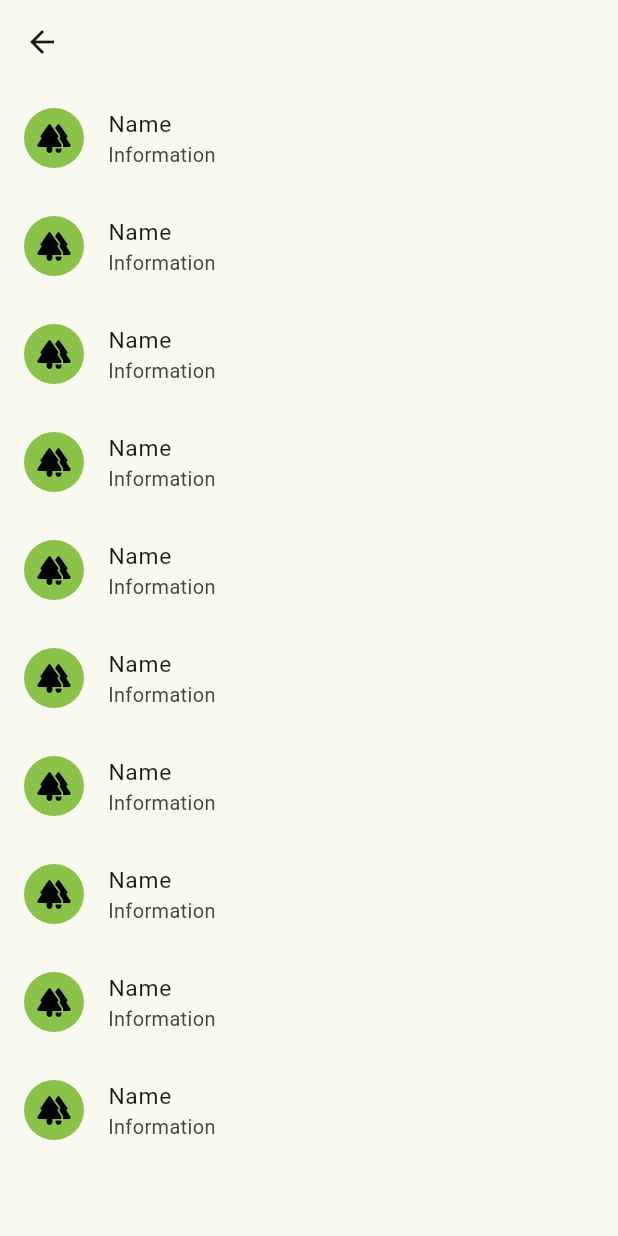
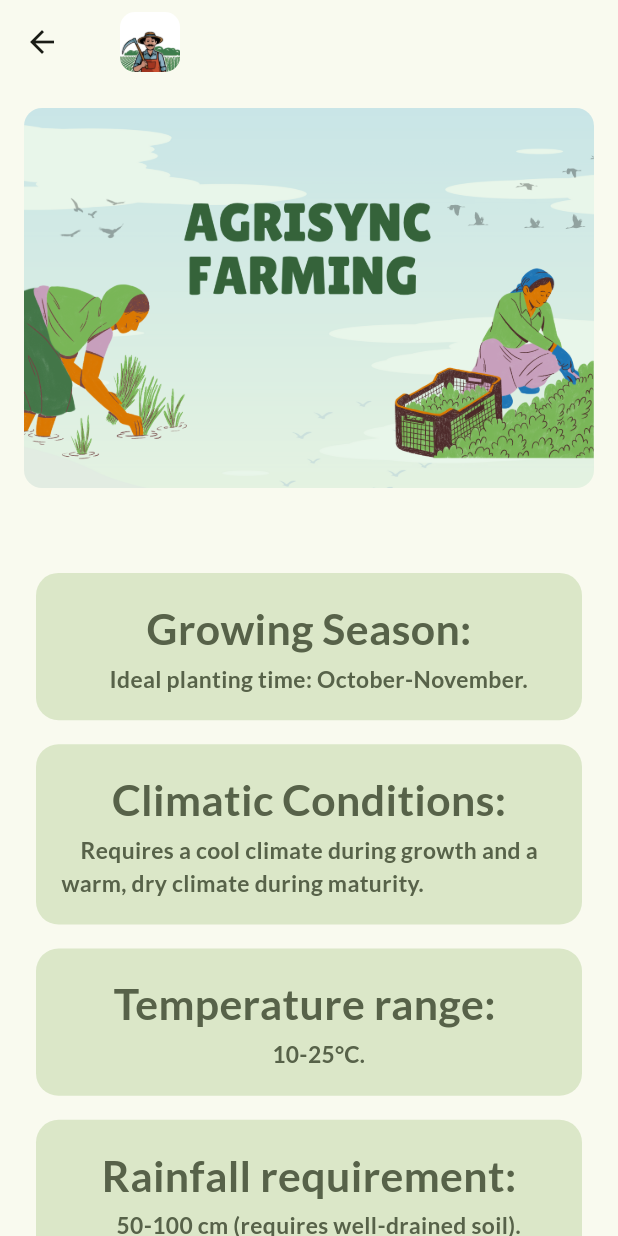
Before and after one commit to YashGajjar335/agrisync, a Flutter app: the CropDetailScreen screen opened directly with empty values, on a phone screen of 412 x 824 dp. Run offline on Flutter 3.47's test engine with Material 3 defaults, Android fonts, the phone set to English and light mode, and no system bars; our stand-ins replace animated_splash_screen, carousel_slider, curved_labeled_navigation_bar, file_picker, google_fonts, lottie and 2 more; missing offline and left inert: page_animation_transition; accounts and stored records are empty; generated files the repository leaves out were written again.

Commit message:
create a file for the plant health reminder and plant detailing page

```diff
--- a/lib/screens/crop_detail_screen.dart
+++ b/lib/screens/crop_detail_screen.dart
@@ -1,3 +1,6 @@
+import 'package:agrisync/screens/plant_health_reminder.dart';
+import 'package:agrisync/widget/agri_sync_icon.dart';
+import 'package:agrisync/widget/long_button.dart';
 import 'package:agrisync/widget/text_lato.dart';
 import 'package:flutter/material.dart';
 
@@ -14,28 +17,116 @@ class _CropDetailScreenState extends State<CropDetailScreen> {
   Widget build(BuildContext context) {
     return Scaffold(
       appBar: AppBar(
-        title: TextLato(
+        title: AgriSyncIcon(title: widget.crop),
+      ),
+      body: SingleChildScrollView(
+        child: Padding(
+          padding: const EdgeInsets.all(16.0),
+          child: Column(
+            // crossAxisAlignment: CrossAxisAlignment.start,
+            children: [
+              Container(
+                decoration: BoxDecoration(
+                  borderRadius: BorderRadius.circular(12),
+                ),
+                child: ClipRRect(
+                  borderRadius: BorderRadius.circular(12),
+                  child: Image.asset(
+                    "assets/page11.png",
+                    fit: BoxFit.fill,
+                  ),
+                ),
+              ),
+              Center(
+                child: TextLato(
                   text: widget.crop,
                   fontSize: 35,
                   fontWeight: FontWeight.bold,
                 ),
               ),
-      body: ListView.builder(
-        itemCount: 10,
-        itemBuilder: (context, index) {
-          return ListTile(
-            leading: const CircleAvatar(
-              backgroundColor: Colors.lightGreen,
-              child: Icon(
-                Icons.forest_rounded,
-                color: Colors.black,
+              const InfoCrop(
+                  title: "Growing Season:",
+                  des: "Ideal planting time: October-November."),
+              const InfoCrop(
+                  title: "Climatic Conditions:",
+                  des:
+                      "Requires a cool climate during growth and a warm, dry climate during maturity."),
+              const InfoCrop(title: "Temperature range: ", des: "10-25°C."),
+              const InfoCrop(
+                  title: "Rainfall requirement:",
+                  des: "50-100 cm (requires well-drained soil)."),
+              const InfoCrop(
+                  title: "Soil Type:",
+                  des:
+                      "Loamy or clayey soil, rich in organic matter.\n   pH range: 6-7.5."),
+              const InfoCrop(
+                  title: "Fertilizers Required:",
+                  des:
+                      "Nitrogen: Urea \n    Phosphorus & Potash: DAP (Di-Ammonium Phosphate)"),
+              const InfoCrop(
+                  title: "Harvesting Time:",
+                  des:
+                      "Ready for harvest in 4-5 months after sowing (e.g., March-April)."),
+              const InfoCrop(
+                  title: "Common Diseases:",
+                  des:
+                      "Rust (yellow, brown, black),Powdery mildew,Smut diseases"),
+              const InfoCrop(
+                  title: "Yield:",
+                  des: "With proper care: 3-4 tons per hectare (approx)"),
+              const InfoCrop(
+                  title: "Uses:",
+                  des:
+                      "Wheat is a staple grain used to make flour for bread, biscuits, and pasta.Bran is used as animal feed."),
+              LongButton(
+                  width: double.infinity,
+                  name: "Start Plant Health Reminder",
+                  onTap: () {
+                    Navigator.of(context).push(MaterialPageRoute(
+                        builder: (context) => PlantHealthReminder(
+                              cropSteps: [],
+                              cropName: widget.crop,
+                            )));
+                  })
+            ],
           ),
         ),
-            title: Text('${widget.crop}Name'),
-            subtitle: Text('${widget.crop}Information'),
-          );
-        },
       ),
     );
   }
 }
+
+class InfoCrop extends StatelessWidget {
+  final String title;
+  final String des;
+  const InfoCrop({super.key, required this.title, required this.des});
+
+  @override
+  Widget build(BuildContext context) {
+    return Padding(
+      padding: const EdgeInsets.all(8.0),
+      child: Container(
+        padding: const EdgeInsets.all(16),
+        width: double.infinity,
+        decoration: BoxDecoration(
+          color: Theme.of(context).colorScheme.secondaryContainer,
+          borderRadius: BorderRadius.circular(15),
+        ),
+        child: Column(
+          mainAxisAlignment: MainAxisAlignment.start,
+          children: [
+            TextLato(
+              text: title,
+              fontWeight: FontWeight.bold,
+              fontSize: 30,
+            ),
+            TextLato(
+              text: "    $des",
+              fontWeight: FontWeight.bold,
+            ),
+          ],
+        ),
+      ),
+    );
+  }
+}
--- a/lib/screens/home_screen.dart
+++ b/lib/screens/home_screen.dart
@@ -1,4 +1,5 @@
 import 'package:agrisync/utils/agrisync_image_icon.dart';
+import 'package:agrisync/widget/agri_mart_categories.dart';
 import 'package:agrisync/widget/drawer_child.dart';
 import 'package:agrisync/widget/weather_card.dart';
 
@@ -85,7 +86,7 @@ class HomenScreenState extends State<HomeScreen> {
               fontSize: 35,
               fontWeight: FontWeight.bold,
             ),
-            CropRecommendation(),
+            AgriMartCategories(),
             Row(
               mainAxisAlignment: MainAxisAlignment.center,
               children: [
```
Also changed, not shown: lib/screens/crop_categories_screen.dart (added, +42 -0 lines), lib/screens/crop_list_screen.dart (added, +49 -0 lines), lib/screens/plant_health_reminder.dart (added, +121 -0 lines), lib/widget/crop_card.dart (added, +46 -0 lines). Lines whose indentation alone changed are shown as unchanged.
